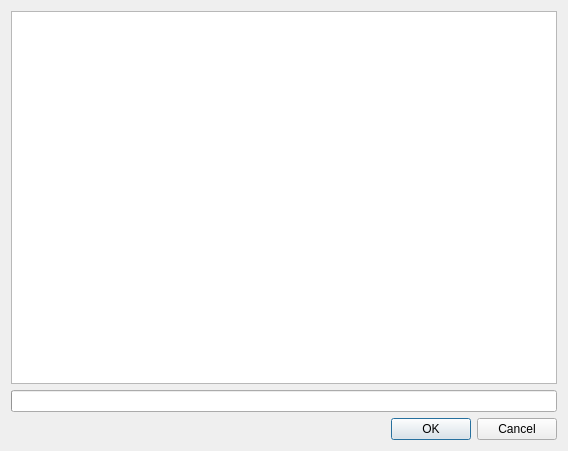
First picture: the form in nodemanager/ui/process_dialog.ui, repository beatreichenbach/node-manager, before the edit.
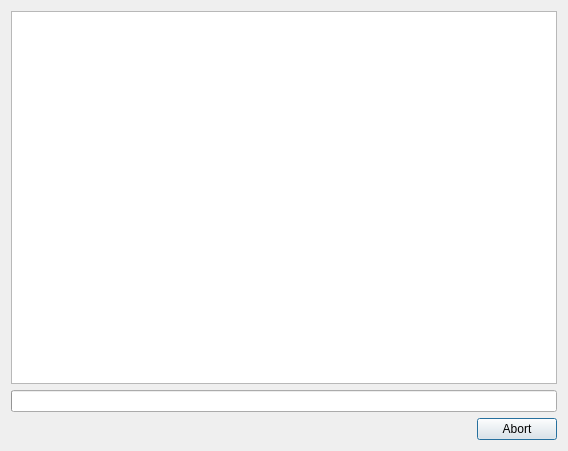
Second picture: the form after the edit.

```diff
--- a/nodemanager/ui/process_dialog.ui
+++ b/nodemanager/ui/process_dialog.ui
@@ -35,7 +35,7 @@
         <enum>Qt::Horizontal</enum>
        </property>
        <property name="standardButtons">
-        <set>QDialogButtonBox::Cancel|QDialogButtonBox::Ok</set>
+        <set>QDialogButtonBox::Abort</set>
        </property>
       </widget>
      </item>
```
